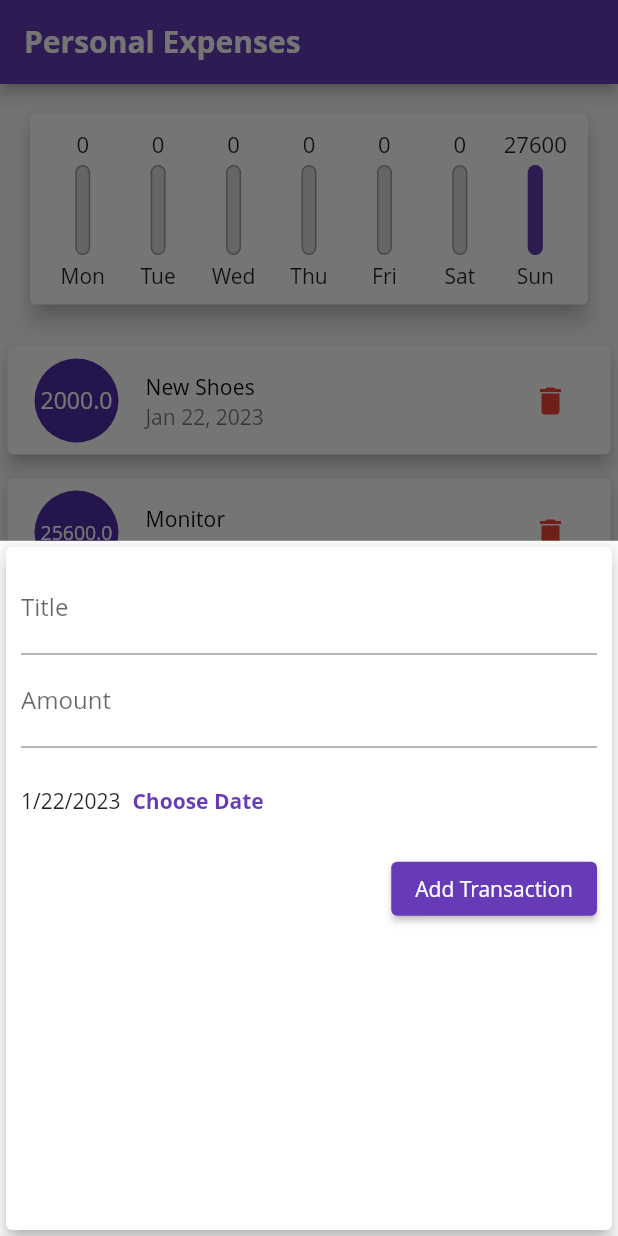
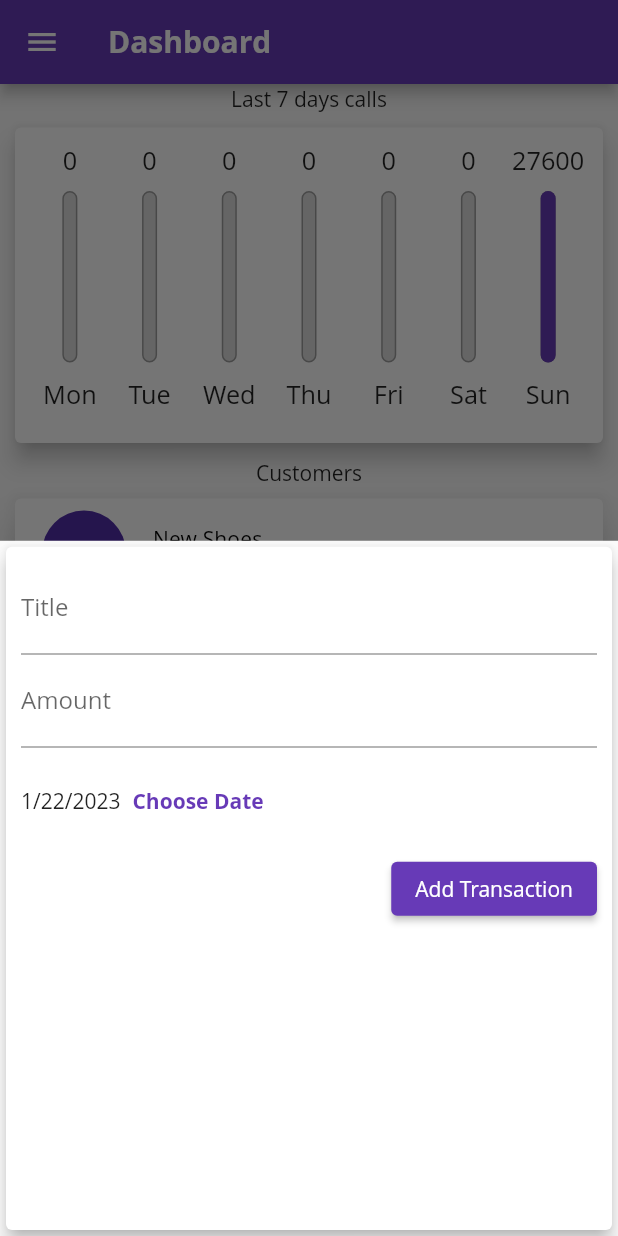
Before and after one commit to Pramri/interior_design_app, a Flutter app: the screen it shows after launch, after a tap on the "add" icon, on a phone screen of 412 x 824 dp. Run offline on Flutter 3.47's test engine with Material 2 defaults, Android fonts, the phone set to English and light mode, and no system bars; missing offline and left inert: dart:ffi; Roboto replaces fonts that are missing (Open Sans).

Commit message:
Updated chart code

```diff
--- a/lib/main.dart
+++ b/lib/main.dart
@@ -1,14 +1,23 @@
 import 'dart:ffi';
 
 import 'package:flutter/material.dart';
+import 'package:flutter/services.dart';
+import './screens/tabs_screen.dart';
 import './widgets/new_transaction.dart';
 import './model/transaction.dart';
 import './widgets/transaction_list.dart';
 import './widgets/chart.dart';
-
-void main() => runApp(MyApp());
+import './screens/dashboard_screen.dart';
+import './screens/filter_screen.dart';
+void main() {
+  runApp(MyApp());
+}
 
 class MyApp extends StatelessWidget {
+
+  TextStyle titleTextStyle (){
+     return TextStyle(fontFamily: 'OpenSans',fontSize: 20, fontWeight: FontWeight.bold);
+  }
   @override
   Widget build(BuildContext context) {
     return MaterialApp(
@@ -19,110 +28,14 @@ class MyApp extends StatelessWidget {
           errorColor: Colors.red,
           fontFamily: 'Open Sans',
           appBarTheme: AppBarTheme(
-              titleTextStyle: TextStyle(
-                  fontFamily: 'OpenSans',
-                  fontSize: 20,
-                  fontWeight: FontWeight.bold))),
-      home: MyHomePage(),
+              titleTextStyle: titleTextStyle())),
+      //home: DashboardScreen(),
+      routes: {
+        '/' : (ctx) => TabsScreen(),
+        '/dashboard': (ctx) => DashboardScreen(),
+        '/filter': (ctx) => FilterScreen(),
+
+      },
     );
   }
 }
-
-class MyHomePage extends StatefulWidget {
-  @override
-  State<MyHomePage> createState() => _MyHomePageState();
-}
-
-class _MyHomePageState extends State<MyHomePage> {
-  final List<Transaction> _userTransaction = [
-    Transaction(
-      id: 't1',
-      title: 'New Shoes',
-      amount: 2000,
-      date: DateTime.now(),
-    ),
-    Transaction(
-      id: 't2',
-      title: 'Monitor',
-      amount: 25600,
-      date: DateTime.now(),
-    ),
-  ];
-
-  List<Transaction> get _recentTransactions {
-    return _userTransaction.where((tx) {
-      return tx.date.isAfter(
-        DateTime.now().subtract(
-          Duration(days: 7),
-        ),
-      );
-    }).toList();
-  }
-
-  void _addNewTransaction(
-      String txTitle, double txAmount, DateTime chosenDate) {
-    final newTx = Transaction(
-      title: txTitle,
-      amount: txAmount,
-      date: chosenDate,
-      id: DateTime.now().toString(),
-    );
-    setState(() {
-      _userTransaction.add(newTx);
-    });
-  }
-
-  void _deleteTransaction(String id) {
-    setState(() {
-      _userTransaction.removeWhere((tx) {
-        return tx.id == id;
-      });
-    });
-  }
-
-  void _startAddNewTransaction(BuildContext ctx) {
-    showModalBottomSheet(
-        context: ctx,
-        builder: (_) {
-          return GestureDetector(
-            onTap: () {},
-            child: NewTransaction(_addNewTransaction),
-            behavior: HitTestBehavior.opaque,
-          );
-
-          //return NewTransaction(_addNewTransaction);
-        });
-  }
-
-  @override
-  Widget build(BuildContext context) {
-    return Scaffold(
-      appBar: AppBar(
-        title: Text(
-          'Personal Expenses',
-          style: TextStyle(fontFamily: 'Open Sans'),
-        ),
-        // actions: [
-        //   IconButton(
-        //     onPressed: () => _startAddNewTransaction(context),
-        //     icon: Icon(Icons.add),
-        //   ),
-        // ],
-      ),
-      body: SingleChildScrollView(
-        child: Column(
-          mainAxisAlignment: MainAxisAlignment.start,
-          crossAxisAlignment: CrossAxisAlignment.stretch,
-          children: [
-            Chart(_recentTransactions),
-            TransactionList(_userTransaction, _deleteTransaction),
-          ],
-        ),
-      ),
-      floatingActionButtonLocation: FloatingActionButtonLocation.centerFloat,
-      floatingActionButton: FloatingActionButton(
-          child: Icon(Icons.add),
-          onPressed: () => _startAddNewTransaction(context)),
-    );
-  }
-}
--- /dev/null
+++ b/lib/screens/dashboard_screen.dart
@@ -0,0 +1,140 @@
+import 'package:flutter/material.dart';
+
+import '../model/transaction.dart';
+import '../widgets/new_transaction.dart';
+import '../widgets/transaction_list.dart';
+import '../widgets/chart.dart';
+class DashboardScreen extends StatefulWidget {
+  const DashboardScreen({super.key});
+
+  @override
+  State<DashboardScreen> createState() => _DashboardScreenState();
+}
+
+class _DashboardScreenState extends State<DashboardScreen> {
+
+
+    final List<Transaction> _userTransaction = [
+    Transaction(
+      id: 't1',
+      title: 'New Shoes',
+      amount: 2000,
+      date: DateTime.now(),
+    ),
+    Transaction(
+      id: 't2',
+      title: 'Monitor',
+      amount: 25600,
+      date: DateTime.now(),
+    ),
+  ];
+
+  bool _showChart = false;
+  List<Transaction> get _recentTransactions {
+    return _userTransaction.where((tx) {
+      return tx.date.isAfter(
+        DateTime.now().subtract(
+          Duration(days: 7),
+        ),
+      );
+    }).toList();
+  }
+
+  void _addNewTransaction(
+      String txTitle, double txAmount, DateTime chosenDate) {
+    final newTx = Transaction(
+      title: txTitle,
+      amount: txAmount,
+      date: chosenDate,
+      id: DateTime.now().toString(),
+    );
+    setState(() {
+      _userTransaction.add(newTx);
+    });
+  }
+
+  void _deleteTransaction(String id) {
+    setState(() {
+      _userTransaction.removeWhere((tx) {
+        return tx.id == id;
+      });
+    });
+  }
+
+  void _startAddNewTransaction(BuildContext ctx) {
+    showModalBottomSheet(
+        context: ctx,
+        builder: (_) {
+          return GestureDetector(
+            onTap: () {},
+            child: NewTransaction(_addNewTransaction),
+            behavior: HitTestBehavior.opaque,
+          );
+
+          //return NewTransaction(_addNewTransaction);
+        });
+  }
+
+void selectCategory(BuildContext ctx){
+  Navigator.of(ctx).pushNamed('dashboard',
+  arguments: {
+
+  });
+}
+
+  @override
+    Widget build(BuildContext context) {
+    final appBar = AppBar(
+      title: Text(
+        'Dashboard',
+        style: TextStyle(fontFamily: 'Open Sans'),
+      ),
+    );
+    return Scaffold(
+      body: SingleChildScrollView(
+        child: Column(
+          mainAxisAlignment: MainAxisAlignment.start,
+          crossAxisAlignment: CrossAxisAlignment.stretch,
+          children: [
+            Row(
+              mainAxisAlignment: MainAxisAlignment.center,
+              children: [
+                Text('Last 7 days calls'),
+                // Switch(
+                //   value: _showChart,
+                //   onChanged: (val) {
+                //     setState(() {
+                //       _showChart = val;
+                //     });
+                //   },
+                // ),
+              ],
+            ),
+             Container(
+                height: (MediaQuery.of(context).size.height -
+                        appBar.preferredSize.height -
+                        MediaQuery.of(context).padding.top) *
+                    0.3,
+                child: Chart(_recentTransactions)),
+
+            Row(
+              mainAxisAlignment: MainAxisAlignment.center,
+              children: [
+              Text("Customers")
+            ],),
+            Container(
+                height: (MediaQuery.of(context).size.height -
+                        appBar.preferredSize.height -
+                        MediaQuery.of(context).padding.top) *
+                    0.7,
+                child: TransactionList(_userTransaction, _deleteTransaction)),
+          ],
+        ),
+      ),
+      floatingActionButtonLocation: FloatingActionButtonLocation.centerFloat,
+      floatingActionButton: FloatingActionButton(
+          child: Icon(Icons.add),
+          onPressed: () => _startAddNewTransaction(context)),
+    );
+  }
+}
--- /dev/null
+++ b/lib/screens/tabs_screen.dart
@@ -0,0 +1,76 @@
+import 'package:flutter/material.dart';
+import '../widgets/main_drawer.dart';
+import './customers_screen.dart';
+import './vendors_screen.dart';
+import './dashboard_screen.dart';
+import './account_screen.dart';
+
+class TabsScreen extends StatefulWidget {
+  const TabsScreen({super.key});
+
+  @override
+  State<TabsScreen> createState() => _TabsScreenState();
+}
+
+class _TabsScreenState extends State<TabsScreen> {
+
+  final List<Map<String, Object>> _pages = [
+    {'page': DashboardScreen(), 'title':'Dashboard'},
+    {'page': CustomersScreen(), 'title':'Customers'},
+    {'page': VendorsScreen(), 'title':'Vendors'},
+    {'page': AccountScreen(), 'title':'Account'},
+  ];
+
+  int _selectedPageIndex = 0;
+
+  void _selectPage(int index) {
+    setState(() {
+      _selectedPageIndex=index;
+    });
+
+  }
+  @override
+  Widget build(BuildContext context) {
+    //Used for bottom tabs.. so wrap Scaffold to DefaultTabcontroller
+    return Scaffold(
+      appBar: AppBar(
+        title: Text(_pages[_selectedPageIndex]['title'].toString()),
+      ),
+      drawer: MainDrawer(),
+      body: _pages[_selectedPageIndex]['page'] as Widget,
+      bottomNavigationBar: BottomNavigationBar(
+        onTap: _selectPage,
+        //backgroundColor: Theme.of(context).primaryColor,
+        unselectedItemColor: Colors.purple,
+        selectedItemColor: Theme.of(context).colorScheme.secondary,
+
+        currentIndex: _selectedPageIndex,
+        selectedFontSize: 13,
+        unselectedFontSize: 13,
+        type: BottomNavigationBarType.shifting,
+        items: [
+          BottomNavigationBarItem(
+            // backgroundColor: Theme.of(context).primaryColor,
+            icon: Icon(Icons.dashboard),
+            label: 'Dashboard',
+          ),
+          BottomNavigationBarItem(
+             //backgroundColor: Theme.of(context).primaryColor,
+            icon: Icon(Icons.group),
+            label: 'Customers',
+          ),
+          BottomNavigationBarItem(
+            // backgroundColor: Theme.of(context).primaryColor,
+            icon: Icon(Icons.group),
+            label: 'Vendors',
+          ),
+           BottomNavigationBarItem(
+             //backgroundColor: Theme.of(context).primaryColor,
+            icon: Icon(Icons.person),
+            label: 'Account',
+          ),
+        ],
+      ),
+    );
+  }
+}
--- a/lib/widgets/chart.dart
+++ b/lib/widgets/chart.dart
@@ -35,10 +35,9 @@ class Chart extends StatelessWidget {
 
   @override
   Widget build(BuildContext context) {
-    print(groupedTrasactionValues);
     return Card(
       elevation: 6,
-      margin: EdgeInsets.all(20),
+      margin: EdgeInsets.all(10),
       child: Container(
         padding: EdgeInsets.all(10),
         child: Row(
--- a/lib/widgets/chart_bar.dart
+++ b/lib/widgets/chart_bar.dart
@@ -9,17 +9,20 @@ class ChartBar extends StatelessWidget {
 
   @override
   Widget build(BuildContext context) {
+    return LayoutBuilder(
+      builder: (ctx, constraints) {
         return Column(
           children: [
             //force child into the availble space so it shrink..so it will fit in the box.. so if nnumber is big it will
             Container(
-          height: 20,
-          child: FittedBox(child: Text('${spendingAmount.toStringAsFixed(0)}'))),
+                height: constraints.maxHeight * 0.12,
+                child: FittedBox(
+                    child: Text('${spendingAmount.toStringAsFixed(0)}'))),
             SizedBox(
-          height: 4,
+              height: constraints.maxHeight * 0.05,
             ),
             Container(
-          height: 60,
+              height: constraints.maxHeight * 0.6,
               width: 10,
               child: Stack(
                 children: [
@@ -33,8 +36,7 @@ class ChartBar extends StatelessWidget {
                   FractionallySizedBox(
                     heightFactor: spendingPctOfTotal,
                     child: Container(
-                  decoration:
-                      BoxDecoration(
+                      decoration: BoxDecoration(
                         color: Theme.of(context).primaryColor,
                         borderRadius: BorderRadius.circular(10),
                       ),
@@ -44,10 +46,14 @@ class ChartBar extends StatelessWidget {
               ),
             ),
             SizedBox(
-          height: 4,
+              height: constraints.maxHeight * 0.05,
             ),
-        Text(label),
+            Container(
+              height: constraints.maxHeight * 0.12,
+              child: FittedBox(child: Text(label))),
           ],
+        );
+      },
     );
   }
 }
--- /dev/null
+++ b/lib/widgets/main_drawer.dart
@@ -0,0 +1,62 @@
+import 'dart:ui';
+
+import 'package:flutter/gestures.dart';
+import 'package:flutter/material.dart';
+import '../screens/filter_screen.dart';
+
+class MainDrawer extends StatelessWidget {
+  const MainDrawer({super.key});
+
+  Widget buildListTile(String title, IconData icon, Function tapHandler) {
+    return ListTile(
+      leading: Icon(icon, size: 26),
+      title: Text(
+        title,
+        style: TextStyle(
+          fontFamily: 'RobotoCondensed',
+          fontSize: 24,
+          fontWeight: FontWeight.bold,
+        ),
+      ),
+      onTap: () {
+       tapHandler;
+      },
+    );
+  }
+
+  @override
+  Widget build(BuildContext context) {
+    return Drawer(
+      child: Column(
+        children: [
+          Container(
+            height: 57,
+            width: double.infinity,
+            padding: EdgeInsets.all(10),
+            alignment: Alignment.centerLeft,
+            decoration: BoxDecoration(color: Colors.deepPurple),
+            child: Text(
+              'Customers',
+              style: TextStyle(
+                  fontWeight: FontWeight.w900,
+                  fontSize: 25,
+                  color: Theme.of(context).primaryColor),
+            ),
+          ),
+          SizedBox(
+            height: 20,
+          ),
+          buildListTile("Meals", Icons.settings,
+          (){
+            Navigator.of(context).pushReplacementNamed('/');
+          }),
+          buildListTile("Filters", Icons.restaurant,
+          (){
+            Navigator.of(context).pushNamed(FilterScreen.routeName);
+
+          }),
+        ],
+      ),
+    );
+  }
+}
--- a/lib/widgets/transaction_list.dart
+++ b/lib/widgets/transaction_list.dart
@@ -2,21 +2,23 @@ import 'package:flutter/material.dart';
 import 'package:intl/intl.dart';
 import '../model/transaction.dart';
 
+/*
+ Customer List details for Dashboard Page...
+ */
 class TransactionList extends StatelessWidget {
   final List<Transaction> transactions;
   final Function deleteTx;
   TransactionList(this.transactions, this.deleteTx);
+
   @override
   Widget build(BuildContext context) {
     return Container(
-      height: 300,
-      //Container should be parent of ListView
       child: ListView.builder(
         itemBuilder: (ctx, index) {
           return Card(
             //elevation thoda dark karta hai card ko...
-            elevation: 5,
-            margin: EdgeInsets.symmetric(vertical: 8, horizontal: 5),
+            elevation: 10,
+            margin: EdgeInsets.symmetric(vertical: 8, horizontal: 10),
             child: ListTile(
               leading: CircleAvatar(
                 radius: 30,
@@ -32,12 +34,20 @@ class TransactionList extends StatelessWidget {
               subtitle: Text(
                 DateFormat.yMMMd().format(transactions[index].date),
               ),
+              // trailing: IconButton(
+              //   icon: Icon(Icons.delete),
+              //   color: Theme.of(context).errorColor,
+              //   onPressed: () => deleteTx(transactions[index].id),
 
-              trailing: IconButton(
-                icon: Icon(Icons.delete),
-                color: Theme.of(context).errorColor,
-                onPressed: () => deleteTx(transactions[index].id),
-              ),
+
+              // ),
+              //onTap is used for calling the function....
+              trailing: PopupMenuButton(itemBuilder: (ctx) =>[
+                PopupMenuItem(child: Text("Delete"), onTap: () {
+                  deleteTx(transactions[index].id);
+                },),
+                PopupMenuItem(child: Text("Edit")),
+              ]),
             ),
           );
         },
```
Also changed, not shown: lib/screens/account_screen.dart (added, +18 -0 lines), lib/screens/customers_screen.dart (added, +29 -0 lines), lib/screens/filter_screen.dart (added, +15 -0 lines), lib/screens/subtab_screen.dart (added, +42 -0 lines), lib/screens/vendors_screen.dart (added, +14 -0 lines). Lines whose indentation alone changed are shown as unchanged.
